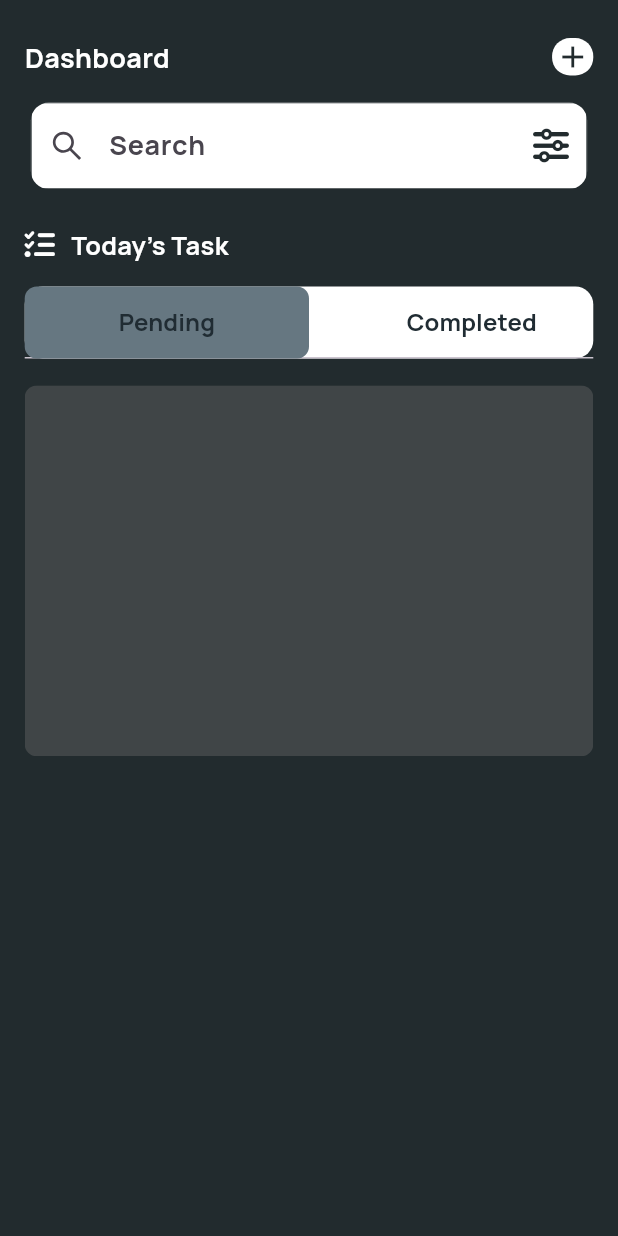
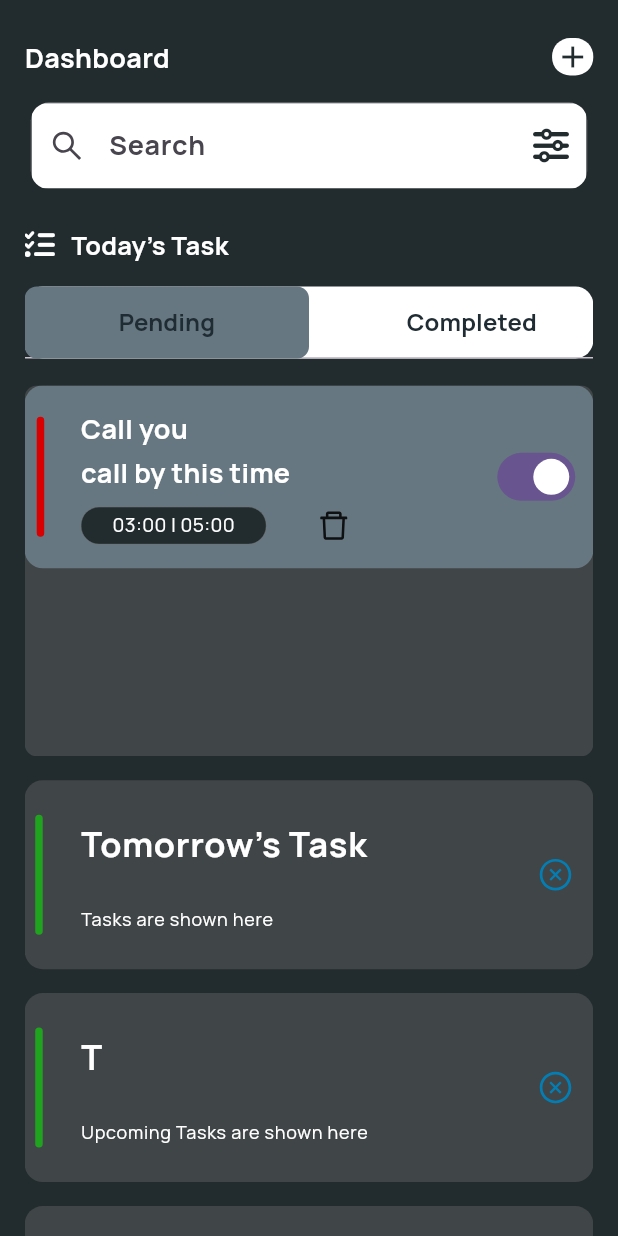
Before and after one commit to Meealley/tasks_app, a Flutter app: the screen it shows after launch, on a phone screen of 412 x 824 dp. Run offline on Flutter 3.47's test engine with Material 2 defaults, Android fonts, the light colour scheme and no system bars; our stand-ins replace country_picker, flutter_screenutil, flutter_vector_icons, google_fonts, hooks_riverpod, pinput and 2 more; generated files the repository leaves out were written again.

Commit message:
sqflite commencement

```diff
--- /dev/null
+++ b/lib/common/models/task_model.dart
@@ -0,0 +1,57 @@
+// To parse this JSON data, do
+//
+//     final task = taskFromJson(jsonString);
+
+import 'dart:convert';
+
+Task taskFromJson(String str) => Task.fromJson(json.decode(str));
+
+String taskToJson(Task data) => json.encode(data.toJson());
+
+class Task {
+  int? id;
+  String? title;
+  String? desc;
+  int? isCompleted;
+  String? date;
+  String? startTime;
+  String? endTime;
+  int? reminder;
+  String? repeat;
+
+  Task({
+    this.id,
+    this.title,
+    this.desc,
+    this.isCompleted,
+    this.date,
+    this.startTime,
+    this.endTime,
+    this.reminder,
+    this.repeat,
+  });
+
+  factory Task.fromJson(Map<String, dynamic> json) => Task(
+        id: json["id"],
+        title: json["title"],
+        desc: json["desc"],
+        isCompleted: json["isCompleted"],
+        date: json["date"],
+        startTime: json["startTime"],
+        endTime: json["endTime"],
+        reminder: json["reminder"],
+        repeat: json["repeat"],
+      );
+
+  Map<String, dynamic> toJson() => {
+        "id": id,
+        "title": title,
+        "desc": desc,
+        "isCompleted": isCompleted,
+        "date": date,
+        "startTime": startTime,
+        "endTime": endTime,
+        "reminder": reminder,
+        "repeat": repeat,
+      };
+}
--- /dev/null
+++ b/lib/common/models/user_models.dart
@@ -0,0 +1,19 @@
+class UserModel {
+  final int id;
+  final int isVerified;
+
+  UserModel({
+    required this.id,
+    required this.isVerified,
+  });
+
+  factory UserModel.fromJson(Map<String, dynamic> json) => UserModel(
+        id: json["id"],
+        isVerified: json["isVerified"],
+      );
+
+  Map<String, dynamic> toJson() => {
+        "id": id,
+        "isVerified": isVerified,
+      };
+}
--- a/lib/common/widgets/expansion_tile.dart
+++ b/lib/common/widgets/expansion_tile.dart
@@ -20,7 +20,7 @@ class XpansionTile extends StatelessWidget {
   @override
   Widget build(BuildContext context) {
     return Container(
-      decoration: BoxDecoration(
+      decoration: const BoxDecoration(
         color: AppConst.kBKLight,
         borderRadius: BorderRadius.all(
           Radius.circular(12),
@@ -31,11 +31,11 @@ class XpansionTile extends StatelessWidget {
         child: ExpansionTile(
           title: BottomTitles(text: text, text2: text2),
           tilePadding: EdgeInsets.zero,
-          children: children,
           childrenPadding: EdgeInsets.zero,
           onExpansionChanged: onExpansionChanged,
           controlAffinity: ListTileControlAffinity.trailing,
           trailing: trailing,
+          children: children,
         ),
       ),
     );
--- a/lib/common/widgets/titles.dart
+++ b/lib/common/widgets/titles.dart
@@ -16,7 +16,7 @@ class BottomTitles extends StatelessWidget {
     return SizedBox(
       width: AppConst.kWidth,
       child: Padding(
-        padding: EdgeInsets.all(7),
+        padding: const EdgeInsets.all(7),
         child: Row(
           mainAxisAlignment: MainAxisAlignment.start,
           children: [
@@ -25,7 +25,7 @@ class BottomTitles extends StatelessWidget {
                 return Container(
                   height: 80,
                   width: 5,
-                  decoration: BoxDecoration(
+                  decoration: const BoxDecoration(
                     borderRadius: BorderRadius.all(
                       Radius.circular(10),
                     ),
@@ -36,9 +36,9 @@ class BottomTitles extends StatelessWidget {
                 );
               },
             ),
-            WidthSpacer(wydth: 15),
+            const WidthSpacer(wydth: 15),
             Padding(
-              padding: EdgeInsets.all(9),
+              padding: const EdgeInsets.all(9),
               child: Column(
                 crossAxisAlignment: CrossAxisAlignment.start,
                 children: [
@@ -46,7 +46,7 @@ class BottomTitles extends StatelessWidget {
                     text: text,
                     style: appstyle(23, AppConst.kLight, FontWeight.bold),
                   ),
-                  HeightSpacer(hght: 24),
+                  const HeightSpacer(hght: 24),
                   ReusableText(
                     text: text2,
                     style: appstyle(12, AppConst.kLight, FontWeight.normal),
--- /dev/null
+++ b/lib/features/auth/controllers/code_provider.dart
@@ -0,0 +1,15 @@
+import 'package:riverpod_annotation/riverpod_annotation.dart';
+
+part 'code_provider.g.dart';
+
+@riverpod
+class CodeState extends _$CodeState {
+  @override
+  String build() {
+    return "";
+  }
+
+  void setStart(String newState) {
+    state = newState;
+  }
+}
--- /dev/null
+++ b/lib/features/auth/controllers/test_page.dart
@@ -0,0 +1,35 @@
+import 'package:flutter/material.dart';
+import 'package:hooks_riverpod/hooks_riverpod.dart';
+import 'package:riverpod_todo/common/utils/constants.dart';
+import 'package:riverpod_todo/common/widgets/appstyle.dart';
+import 'package:riverpod_todo/common/widgets/reusable_texts.dart';
+import 'package:riverpod_todo/features/auth/controllers/code_provider.dart';
+
+class TestPage extends ConsumerWidget {
+  const TestPage({super.key});
+
+  @override
+  Widget build(BuildContext context, WidgetRef ref) {
+    String code = ref.watch(codeStateProvider);
+
+    return Scaffold(
+      appBar: AppBar(),
+      body: Center(
+        child: Column(
+          children: [
+            ReusableText(
+              text: code,
+              style: appstyle(30, AppConst.kLight, FontWeight.bold),
+            ),
+            TextButton(
+              onPressed: () {
+                ref.read(codeStateProvider.notifier).setStart("Hello Oyewale");
+              },
+              child: const Text("Click me"),
+            ),
+          ],
+        ),
+      ),
+    );
+  }
+}
--- a/lib/features/auth/pages/login_page.dart
+++ b/lib/features/auth/pages/login_page.dart
@@ -102,7 +102,7 @@ class _LoginPageState extends ConsumerState<LoginPage> {
                       Navigator.push(
                         context,
                         MaterialPageRoute(
-                          builder: (context) => OtpPage(),
+                          builder: (context) => const OtpPage(),
                         ),
                       );
                     },
--- a/lib/features/auth/pages/otp_page.dart
+++ b/lib/features/auth/pages/otp_page.dart
@@ -21,17 +21,17 @@ class OtpPage extends StatelessWidget {
           children: [
             HeightSpacer(hght: AppConst.kHeight * 0.15),
             Padding(
-              padding: EdgeInsets.symmetric(horizontal: 30),
+              padding: const EdgeInsets.symmetric(horizontal: 30),
               child: Image.asset(
                 'assets/images/otp.png',
                 width: AppConst.kWidth * 0.5,
               ),
             ),
-            HeightSpacer(hght: 10),
+            const HeightSpacer(hght: 10),
             ReusableText(
                 text: "Enter the Code we sent to your phone",
                 style: appstyle(18, AppConst.kLight, FontWeight.w500)),
-            HeightSpacer(hght: 26),
+            const HeightSpacer(hght: 26),
             Pinput(
               length: 4,
               showCursor: true,
--- /dev/null
+++ b/lib/features/todo/controllers/expansion_provider.dart
@@ -0,0 +1,27 @@
+import 'package:riverpod_annotation/riverpod_annotation.dart';
+
+part 'expansion_provider.g.dart';
+
+@riverpod
+class ExpansionState extends _$ExpansionState {
+  @override
+  bool build() {
+    return false;
+  }
+
+  void setStart(bool newState) {
+    state = newState;
+  }
+}
+
+@riverpod
+class ExpansionState0 extends _$ExpansionState0 {
+  @override
+  bool build() {
+    return false;
+  }
+
+  void setStart(bool newState) {
+    state = newState;
+  }
+}
--- a/lib/features/todo/pages/homepage.dart
+++ b/lib/features/todo/pages/homepage.dart
@@ -2,12 +2,16 @@ import 'package:flutter/material.dart';
 import 'package:flutter_screenutil/flutter_screenutil.dart';
 import 'package:flutter_vector_icons/flutter_vector_icons.dart';
 import 'package:hooks_riverpod/hooks_riverpod.dart';
+import 'package:intl/intl.dart';
 import 'package:riverpod_todo/common/utils/constants.dart';
 import 'package:riverpod_todo/common/widgets/appstyle.dart';
 import 'package:riverpod_todo/common/widgets/custom_text_field.dart';
+import 'package:riverpod_todo/common/widgets/expansion_tile.dart';
 import 'package:riverpod_todo/common/widgets/height_spacer.dart';
 import 'package:riverpod_todo/common/widgets/reusable_texts.dart';
 import 'package:riverpod_todo/common/widgets/width_spacer.dart';
+import 'package:riverpod_todo/features/todo/controllers/expansion_provider.dart';
+import 'package:riverpod_todo/features/todo/widgets/todo_tile.dart';
 
 class HomePage extends ConsumerStatefulWidget {
   const HomePage({super.key});
@@ -29,7 +33,7 @@ class _HomePageState extends ConsumerState<HomePage>
         backgroundColor: Colors.transparent,
         automaticallyImplyLeading: false,
         bottom: PreferredSize(
-          preferredSize: Size.fromHeight(85),
+          preferredSize: const Size.fromHeight(85),
           child: Column(
             children: [
               Padding(
@@ -53,7 +57,7 @@ class _HomePageState extends ConsumerState<HomePage>
                       ),
                       child: GestureDetector(
                         onTap: () {},
-                        child: Icon(
+                        child: const Icon(
                           Icons.add,
                           color: AppConst.kBkDark,
                         ),
@@ -62,7 +66,7 @@ class _HomePageState extends ConsumerState<HomePage>
                   ],
                 ),
               ),
-              HeightSpacer(hght: 17),
+              const HeightSpacer(hght: 17),
               CustomTextField(
                 hintText: "Search",
                 controller: search,
@@ -70,12 +74,12 @@ class _HomePageState extends ConsumerState<HomePage>
                   padding: EdgeInsets.all(4.h),
                   child: GestureDetector(
                     onTap: null,
-                    child: Icon(AntDesign.search1),
+                    child: const Icon(AntDesign.search1),
                   ),
                 ),
-                suffixIcon: Icon(FontAwesome.sliders),
+                suffixIcon: const Icon(FontAwesome.sliders),
               ),
-              HeightSpacer(hght: 15),
+              const HeightSpacer(hght: 15),
             ],
           ),
         ),
@@ -84,23 +88,24 @@ class _HomePageState extends ConsumerState<HomePage>
         child: Padding(
           padding: EdgeInsets.symmetric(horizontal: 15.w),
           child: ListView(
+            scrollDirection: Axis.vertical,
             children: [
-              HeightSpacer(hght: 10),
+              const HeightSpacer(hght: 10),
               Row(
                 children: [
-                  Icon(
+                  const Icon(
                     FontAwesome.tasks,
                     size: 20,
                     color: AppConst.kLight,
                   ),
-                  WidthSpacer(wydth: 10),
+                  const WidthSpacer(wydth: 10),
                   ReusableText(
                     text: "Today's Task",
                     style: appstyle(17, AppConst.kLight, FontWeight.bold),
                   ),
                 ],
               ),
-              HeightSpacer(hght: 16),
+              const HeightSpacer(hght: 16),
               Container(
                 decoration: BoxDecoration(
                   color: AppConst.kLight,
@@ -111,7 +116,7 @@ class _HomePageState extends ConsumerState<HomePage>
                 child: TabBar(
                     controller: tabController,
                     indicatorSize: TabBarIndicatorSize.label,
-                    indicator: BoxDecoration(
+                    indicator: const BoxDecoration(
                       color: AppConst.kGreyLight,
                       borderRadius: BorderRadius.all(
                         Radius.circular(8),
@@ -148,12 +153,12 @@ class _HomePageState extends ConsumerState<HomePage>
                       ),
                     ]),
               ),
-              HeightSpacer(hght: 18),
+              const HeightSpacer(hght: 18),
               SizedBox(
                 height: AppConst.kHeight * 0.3,
                 width: AppConst.kWidth,
                 child: ClipRRect(
-                  borderRadius: BorderRadius.all(
+                  borderRadius: const BorderRadius.all(
                     Radius.circular(8),
                   ),
                   child: TabBarView(
@@ -162,15 +167,107 @@ class _HomePageState extends ConsumerState<HomePage>
                       Container(
                         height: AppConst.kHeight * 0.3,
                         color: AppConst.kBKLight,
+                        child: ListView(
+                          children: [
+                            // ToDoTile(),
+                            ToDoTile(
+                              start: "03:00",
+                              end: "05:00",
+                              title: "Call you",
+                              description: "call by this time",
+                              switcher: Switch(
+                                value: true,
+                                onChanged: (value) {},
+                              ),
+                            ),
+                          ],
+                        ),
                       ),
                       Container(
                         height: AppConst.kHeight * 0.3,
-                        color: AppConst.kGreen,
+                        color: AppConst.kBKLight,
                       )
                     ],
                   ),
                 ),
-              )
+              ),
+              //TODO; add the remaining to the page
+
+              const HeightSpacer(hght: 16),
+              XpansionTile(
+                text: "Tomorrow's Task",
+                text2: "Tasks are shown here",
+                onExpansionChanged: (bool expanded) {
+                  ref.read(expansionStateProvider.notifier).setStart(!expanded);
+                },
+                trailing: Padding(
+                  padding: EdgeInsets.only(right: 12.w),
+                  child: ref.watch(expansionStateProvider)
+                      ? const Icon(
+                          AntDesign.circledown,
+                          color: AppConst.kLight,
+                        )
+                      : const Icon(
+                          AntDesign.closecircleo,
+                          color: AppConst.kBlueLight,
+                        ),
+                ),
+                children: [
+                  ToDoTile(
+                    start: "03:00",
+                    end: "05:00",
+                    title: "Call you",
+                    description: "call by this time",
+                    switcher: Switch(
+                      value: true,
+                      onChanged: (value) {},
+                    ),
+                  ),
+                ],
+              ),
+              const HeightSpacer(hght: 16),
+              XpansionTile(
+                text: DateFormat("EEEEE", "en_US")
+                    .format(DateTime.now().add(const Duration(days: 2))),
+                text2: "Upcoming Tasks are shown here",
+                onExpansionChanged: (bool expanded) {
+                  ref
+                      .read(expansionState0Provider.notifier)
+                      .setStart(!expanded);
+                },
+                trailing: Padding(
+                  padding: EdgeInsets.only(right: 12.w),
+                  child: ref.watch(expansionState0Provider)
+                      ? const Icon(
+                          AntDesign.circledown,
+                          color: AppConst.kLight,
+                        )
+                      : const Icon(
+                          AntDesign.closecircleo,
+                          color: AppConst.kBlueLight,
+                        ),
+                ),
+                children: [
+                  ToDoTile(
+                    start: "03:00",
+                    end: "05:00",
+                    title: "Call you",
+                    description: "call by this time",
+                    switcher: Switch(
+                      value: true,
+                      onChanged: (value) {},
+                    ),
+                  ),
+                ],
+              ),
+              const HeightSpacer(hght: 16),
+              XpansionTile(
+                text: DateFormat("EEEEE", "en_US")
+                    .format(DateTime.now().add(const Duration(days: 2))),
+                text2: "Upcoming Tasks are shown here",
+                children: const [],
+              ),
+              const HeightSpacer(hght: 30),
             ],
           ),
         ),
--- /dev/null
+++ b/lib/features/todo/widgets/todo_tile.dart
@@ -0,0 +1,135 @@
+// import 'dart:js_util';
+
+import 'package:flutter/material.dart';
+import 'package:flutter_screenutil/flutter_screenutil.dart';
+import 'package:flutter_vector_icons/flutter_vector_icons.dart';
+import 'package:riverpod_todo/common/utils/constants.dart';
+import 'package:riverpod_todo/common/widgets/appstyle.dart';
+import 'package:riverpod_todo/common/widgets/height_spacer.dart';
+import 'package:riverpod_todo/common/widgets/reusable_texts.dart';
+import 'package:riverpod_todo/common/widgets/width_spacer.dart';
+
+class ToDoTile extends StatelessWidget {
+  const ToDoTile(
+      {super.key,
+      this.color,
+      this.title,
+      this.description,
+      this.start,
+      this.end,
+      this.editWidget,
+      this.delete,
+      this.switcher});
+  final Color? color;
+  final String? title;
+  final String? description;
+  final String? start;
+  final String? end;
+  final Widget? editWidget;
+  final void Function()? delete;
+  final Widget? switcher;
+
+  @override
+  Widget build(BuildContext context) {
+    return Padding(
+      padding: EdgeInsets.only(
+        bottom: 8.h,
+      ),
+      child: Stack(
+        children: [
+          Container(
+            padding: const EdgeInsets.all(8),
+            width: AppConst.kWidth,
+            decoration: BoxDecoration(
+              color: AppConst.kGreyLight,
+              borderRadius: BorderRadius.all(
+                Radius.circular(AppConst.kRadius),
+              ),
+            ),
+            child: Row(
+              mainAxisAlignment: MainAxisAlignment.spaceBetween,
+              children: [
+                Row(
+                  children: [
+                    Container(
+                      height: 80,
+                      width: 5,
+                      decoration: BoxDecoration(
+                        color: color ?? AppConst.kRed,
+                        borderRadius: BorderRadius.all(
+                          Radius.circular(AppConst.kRadius),
+                        ),
+                      ),
+                    ),
+                    const WidthSpacer(wydth: 15),
+                    Padding(
+                      padding: EdgeInsets.all(8.h),
+                      child: SizedBox(
+                        width: AppConst.kWidth * 0.6,
+                        child: Column(
+                          crossAxisAlignment: CrossAxisAlignment.start,
+                          children: [
+                            ReusableText(
+                                text: title ?? "Title",
+                                style: appstyle(
+                                    18, AppConst.kLight, FontWeight.bold)),
+                            const HeightSpacer(hght: 3),
+                            ReusableText(
+                                text: description ?? "Description",
+                                style: appstyle(
+                                    18, AppConst.kLight, FontWeight.bold)),
+                            const HeightSpacer(hght: 10),
+                            Row(
+                              mainAxisAlignment: MainAxisAlignment.start,
+                              children: [
+                                Container(
+                                  width: AppConst.kWidth * 0.3,
+                                  height: 25.h,
+                                  decoration: BoxDecoration(
+                                    border: Border.all(
+                                      width: 0.3,
+                                      color: AppConst.kGreyDk,
+                                    ),
+                                    borderRadius: BorderRadius.all(
+                                        Radius.circular(AppConst.kRadius)),
+                                    color: AppConst.kBkDark,
+                                  ),
+                                  child: Center(
+                                      child: ReusableText(
+                                          text: "$start | $end",
+                                          style: appstyle(13, AppConst.kLight,
+                                              FontWeight.normal))),
+                                ),
+                                const WidthSpacer(wydth: 20),
+                                Row(
+                                  children: [
+                                    SizedBox(
+                                      child: editWidget,
+                                    ),
+                                    const WidthSpacer(wydth: 10),
+                                    GestureDetector(
+                                      onTap: delete,
+                                      child: const Icon(AntDesign.delete),
+                                    )
+                                  ],
+                                )
+                              ],
+                            )
+                          ],
+                        ),
+                      ),
+                    ),
+                  ],
+                ),
+                Container(
+                  padding: EdgeInsets.only(bottom: 0.h),
+                  child: switcher,
+                ),
+              ],
+            ),
+          ),
+        ],
+      ),
+    );
+  }
+}
--- a/lib/main.dart
+++ b/lib/main.dart
@@ -2,7 +2,6 @@ import 'package:flutter/material.dart';
 import 'package:flutter_screenutil/flutter_screenutil.dart';
 import 'package:hooks_riverpod/hooks_riverpod.dart';
 import 'package:riverpod_todo/common/utils/constants.dart';
-import 'package:riverpod_todo/features/onboarding/pages/onboarding.dart';
 import 'package:riverpod_todo/features/todo/pages/homepage.dart';
 
 void main() {
--- a/pubspec.yaml
+++ b/pubspec.yaml
@@ -42,6 +42,9 @@ dependencies:
   smooth_page_indicator: ^1.1.0
   country_picker: ^2.0.21
   pinput: ^3.0.1
+  intl: ^0.18.1
+  riverpod_annotation: ^2.1.5
+  sqflite: ^2.3.0
 
 dev_dependencies:
   flutter_test:
@@ -53,6 +56,8 @@ dev_dependencies:
   # package. See that file for information about deactivating specific lint
   # rules and activating additional ones.
   flutter_lints: ^2.0.0
+  build_runner: ^2.4.6
+  riverpod_generator: ^2.3.2
 
 # For information on the generic Dart part of this file, see the
 # following page: https://dart.dev/tools/pub/pubspec
```
Also changed, not shown: lib/features/auth/controllers/code_provider.g.dart (added), lib/features/todo/controllers/expansion_provider.g.dart (added), pubspec.lock, 1 other file.
